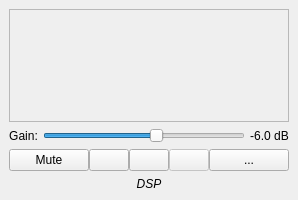
gqrx-sdr/gqrx, file src/qtgui/dockaudio.ui: the form before one commit.
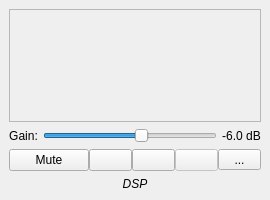
The form after the commit. Icons and pictures are not drawn. Custom widgets are drawn as their Qt base class.

Commit message: Use QToolButtons to make ... buttons smaller

What changed in the file:
```diff
--- a/src/qtgui/dockaudio.ui
+++ b/src/qtgui/dockaudio.ui
@@ -242,7 +242,7 @@
        </widget>
       </item>
       <item>
-       <widget class="QPushButton" name="audioConfButton">
+       <widget class="QToolButton" name="audioConfButton">
         <property name="enabled">
          <bool>true</bool>
         </property>
```
The commit also changes 1 other file.
